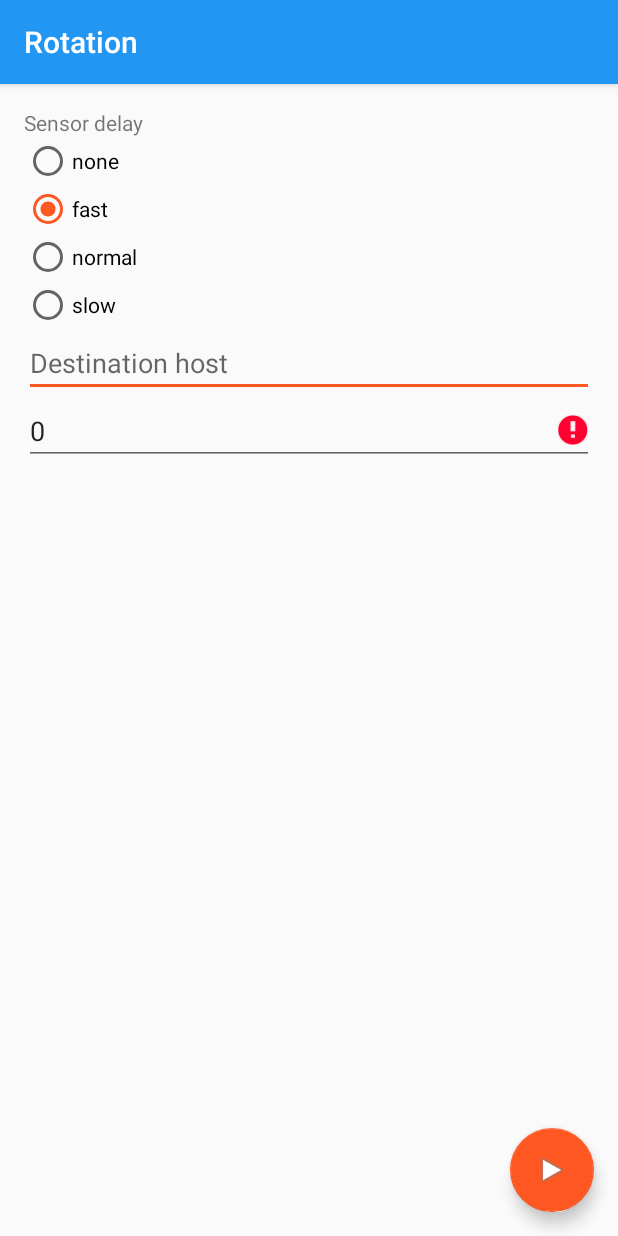
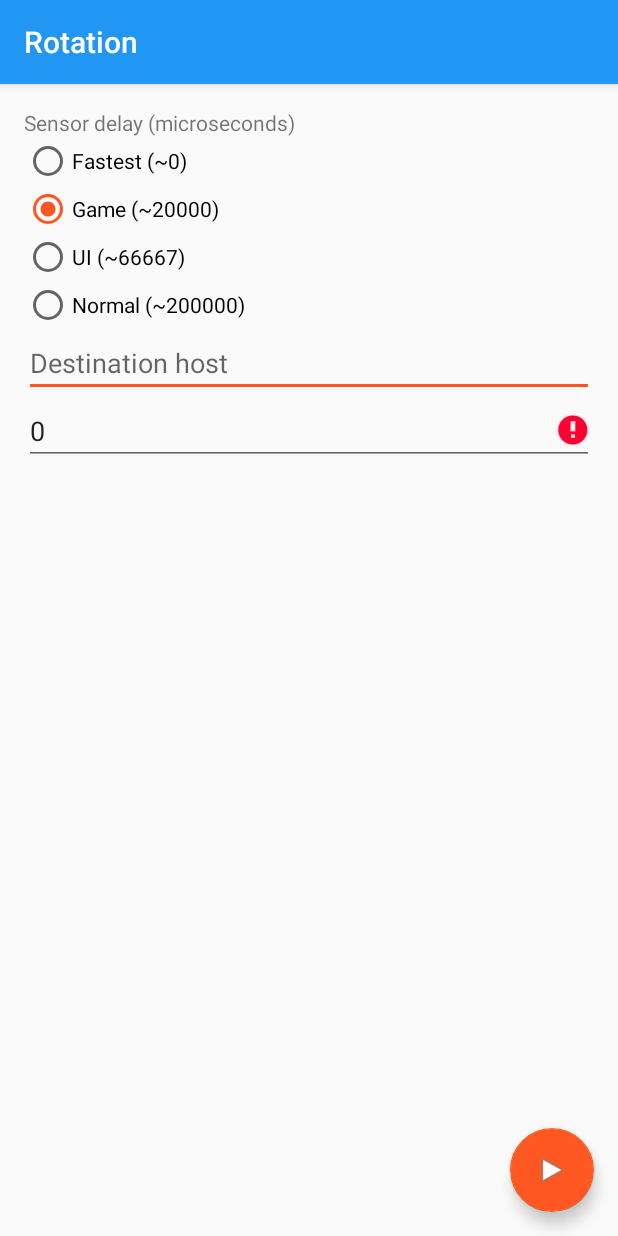
Before and after one commit to fengye/smartpad-android, an Android app: the screen it shows after launch (MainActivity), on a phone screen of 412 x 824 dp. Run offline under Robolectric (Android 15) with nearby library versions, the phone set to English and light mode, and no system bars.

Commit message:
Fix delay buttons

```diff
--- a/app/src/main/java/net/mzimmer/android/apps/rotation/MainActivity.java
+++ b/app/src/main/java/net/mzimmer/android/apps/rotation/MainActivity.java
@@ -49,8 +49,8 @@ public class MainActivity extends AppCompatActivity implements View.OnClickListe
 		SENSOR_DELAY_RADIO_BUTTON_IDS = new SparseIntArray(4);
 		SENSOR_DELAY_RADIO_BUTTON_IDS.put(SensorManager.SENSOR_DELAY_FASTEST, R.id.sensor_delay_fastest);
 		SENSOR_DELAY_RADIO_BUTTON_IDS.put(SensorManager.SENSOR_DELAY_GAME, R.id.sensor_delay_game);
+		SENSOR_DELAY_RADIO_BUTTON_IDS.put(SensorManager.SENSOR_DELAY_UI, R.id.sensor_delay_ui);
 		SENSOR_DELAY_RADIO_BUTTON_IDS.put(SensorManager.SENSOR_DELAY_NORMAL, R.id.sensor_delay_normal);
-		SENSOR_DELAY_RADIO_BUTTON_IDS.put(SensorManager.SENSOR_DELAY_UI, R.id.sensor_delay_ui);
 	}
 
 	public static Intent viewIntent(Context context) {
--- a/app/src/main/res/layout/activity_main.xml
+++ b/app/src/main/res/layout/activity_main.xml
@@ -58,15 +58,15 @@
 					             android:layout_height="wrap_content"
 					             android:text="@string/sensor_delay_game" />
 
-					<RadioButton android:id="@+id/sensor_delay_normal"
-					             android:layout_width="wrap_content"
-					             android:layout_height="wrap_content"
-					             android:text="@string/sensor_delay_normal" />
-
 					<RadioButton android:id="@+id/sensor_delay_ui"
 					             android:layout_width="wrap_content"
 					             android:layout_height="wrap_content"
 					             android:text="@string/sensor_delay_ui" />
+
+					<RadioButton android:id="@+id/sensor_delay_normal"
+								 android:layout_width="wrap_content"
+								 android:layout_height="wrap_content"
+								 android:text="@string/sensor_delay_normal" />
 				</RadioGroup>
 
 				<EditText android:id="@+id/destination_host"
--- a/app/src/main/res/values/strings.xml
+++ b/app/src/main/res/values/strings.xml
@@ -1,10 +1,10 @@
 <resources>
 	<string name="rotation">Rotation</string>
-	<string name="sensor_delay">Sensor delay</string>
-	<string name="sensor_delay_fastest">none</string>
-	<string name="sensor_delay_game">fast</string>
-	<string name="sensor_delay_normal">normal</string>
-	<string name="sensor_delay_ui">slow</string>
+	<string name="sensor_delay">Sensor delay (microseconds)</string>
+	<string name="sensor_delay_fastest">Fastest (~0)</string>
+	<string name="sensor_delay_game">Game (~20000)</string>
+	<string name="sensor_delay_ui">UI (~66667)</string>
+	<string name="sensor_delay_normal">Normal (~200000)</string>
 	<string name="destination_host">Destination host</string>
 	<string name="destination_port">Destination port</string>
 	<string name="unable_to_parse_integer">Unable to parse port</string>
```
